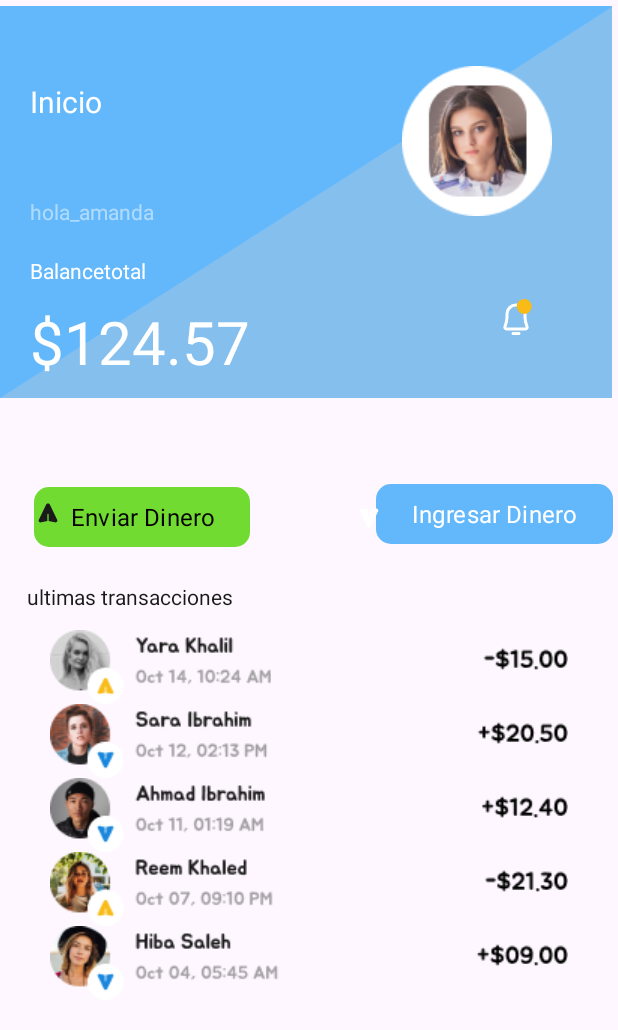
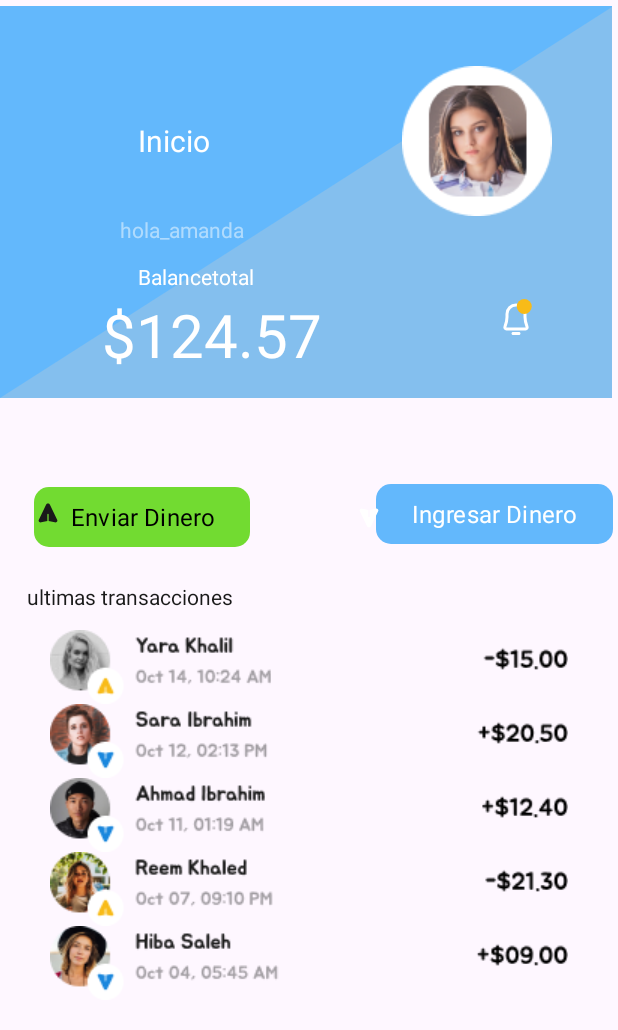
Before and after one commit to Magikine/AlkeWallet3, an Android app: the HomePageActivity screen opened directly, with no data from a screen before it, on a phone screen of 412 x 824 dp. Shown: the top 1030 px of the screen. Run offline under Robolectric (Android 15) with nearby library versions, the phone set to English and light mode, and no system bars; Roboto replaces fonts that are not available here.

Commit message:
Initial commit

```diff
--- a/app/src/main/java/marjoriemoya/miniguamvvm/view/adapter/HomePageEmptyCaseActivity.kt
+++ b/app/src/main/java/marjoriemoya/miniguamvvm/view/adapter/HomePageEmptyCaseActivity.kt
@@ -14,6 +14,8 @@ class HomePageEmptyCaseActivity : AppCompatActivity() {
         binding = ActivityHomePageEmptyCaseBinding.inflate(layoutInflater)
         setContentView(binding.root)
 
+
+
         val registerResponse = UserData.registerResponse
 
         if (registerResponse != null) {
--- a/app/src/main/java/marjoriemoya/miniguamvvm/view/adapter/LoginPageActivity.kt
+++ b/app/src/main/java/marjoriemoya/miniguamvvm/view/adapter/LoginPageActivity.kt
@@ -36,7 +36,7 @@ class LoginPageActivity : AppCompatActivity() {
 
             // Obtener el correo electrónico y la contraseña ingresados por el usuario
             val email = binding.lblNombrePg4.text.toString()
-            val password = binding.txtPass.toString()
+            val password = binding.txtP2.text.toString()
 
             // Iniciar sesión llamando al método login del ViewModel
             loginViewModel.login(email, password)
--- a/app/src/main/res/layout/activity_home_page.xml
+++ b/app/src/main/res/layout/activity_home_page.xml
@@ -44,8 +44,8 @@
         style="@style/txt_blanco"
         android:layout_width="wrap_content"
         android:layout_height="wrap_content"
-        android:layout_marginStart="20dp"
-        android:layout_marginTop="50dp"
+        android:layout_marginStart="92dp"
+        android:layout_marginTop="76dp"
         android:text="@string/inicio"
         android:textSize="20sp"
         app:layout_constraintStart_toStartOf="parent"
@@ -56,8 +56,8 @@
         style="@style/txt_blanco"
         android:layout_width="wrap_content"
         android:layout_height="wrap_content"
-        android:layout_marginStart="20dp"
-        android:layout_marginTop="50dp"
+        android:layout_marginStart="80dp"
+        android:layout_marginTop="36dp"
         android:alpha="0.5"
         android:text="hola_amanda"
         app:layout_constraintStart_toStartOf="parent"
@@ -68,8 +68,8 @@
         style="@style/txt_blanco"
         android:layout_width="wrap_content"
         android:layout_height="wrap_content"
-        android:layout_marginStart="20dp"
-        android:layout_marginTop="20dp"
+        android:layout_marginStart="92dp"
+        android:layout_marginTop="12dp"
         android:text="@string/txt_balancetotal"
         app:layout_constraintStart_toStartOf="parent"
         app:layout_constraintTop_toBottomOf="@+id/txt_saludo" />
@@ -79,12 +79,13 @@
         style="@style/txt_blanco"
         android:layout_width="wrap_content"
         android:layout_height="wrap_content"
-        android:layout_marginStart="20dp"
+        android:layout_marginStart="68dp"
         android:text="@string/_124_57"
         android:textSize="40sp"
         app:layout_constraintBottom_toBottomOf="parent"
         app:layout_constraintStart_toStartOf="parent"
-        app:layout_constraintTop_toBottomOf="@+id/txt_balancetotal" />
+        app:layout_constraintTop_toBottomOf="@+id/txt_balancetotal"
+        app:layout_constraintVertical_bias="0.111" />
   </androidx.constraintlayout.widget.ConstraintLayout>
 
   <LinearLayout
```
Also changed, not shown: app/src/main/java/marjoriemoya/miniguamvvm/view/adapter/LoginSignupPageActivity.kt (+5 -4 lines), app/src/main/res/layout/activity_login_page.xml (+5 -5 lines).
